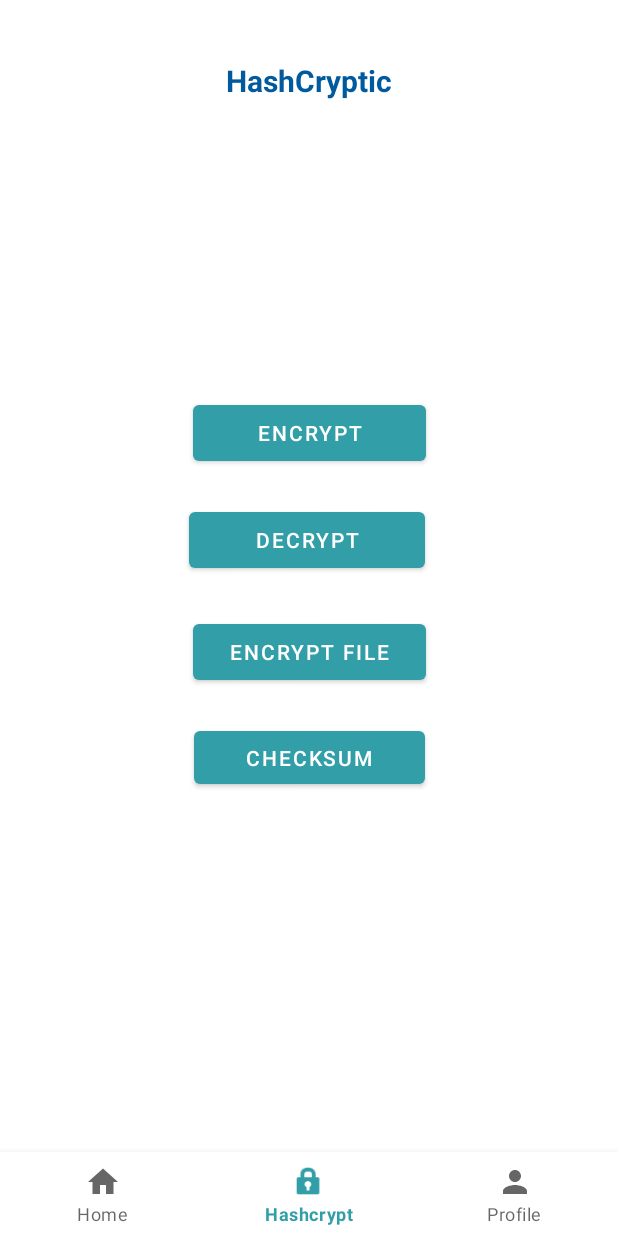
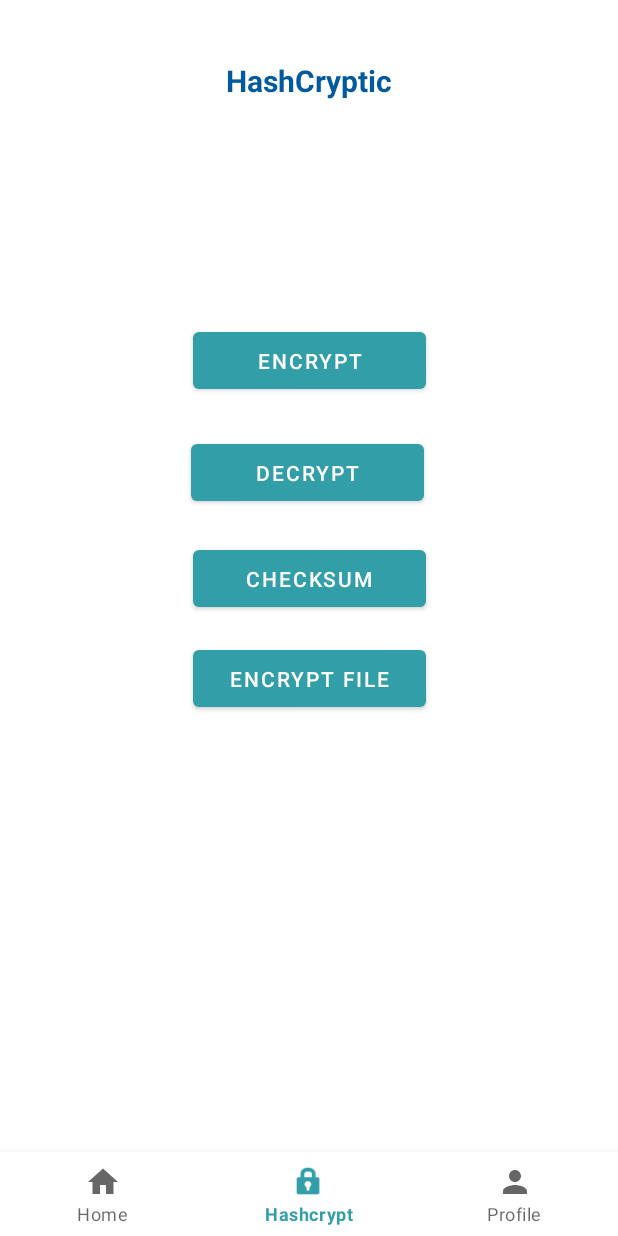
Before and after one commit to panosbabo/HashCryptic, an Android app: the screen it shows after launch (MainActivity), item 2 of the bottom bar chosen, on a phone screen of 412 x 824 dp. Run offline under Robolectric (Android 15) with nearby library versions, the phone set to English and light mode, and no system bars; our stand-ins replace Room's generated code.

Commit message:
Re-aligned HashCrypt Buttons & Removed redundant imports

```diff
--- a/app/src/main/java/com/example/hashcryptic/DecryptText.java
+++ b/app/src/main/java/com/example/hashcryptic/DecryptText.java
@@ -10,9 +10,7 @@ import android.widget.Button;
 import android.widget.EditText;
 import android.widget.TextView;
 import android.widget.Toast;
-
 import androidx.appcompat.app.AppCompatActivity;
-
 import com.example.hashcryptic.db.HashDatabase;
 
 public class DecryptText extends AppCompatActivity {
--- a/app/src/main/java/com/example/hashcryptic/EncryptText.java
+++ b/app/src/main/java/com/example/hashcryptic/EncryptText.java
@@ -1,7 +1,6 @@
 package com.example.hashcryptic;
 
 import androidx.appcompat.app.AppCompatActivity;
-
 import android.annotation.SuppressLint;
 import android.content.ClipData;
 import android.content.ClipboardManager;
@@ -17,7 +16,6 @@ import android.widget.EditText;
 import android.widget.Spinner;
 import android.widget.TextView;
 import android.widget.Toast;
-
 import com.example.hashcryptic.db.Hash;
 import com.example.hashcryptic.db.HashDatabase;
 import com.example.hashcryptic.hashtypes.*;
--- a/app/src/main/java/com/example/hashcryptic/MainActivity.java
+++ b/app/src/main/java/com/example/hashcryptic/MainActivity.java
@@ -21,10 +21,6 @@ public class MainActivity extends AppCompatActivity {
         // Inflating an activity main binding that will allow the use of a bottom nav bar
         binding = ActivityMainBinding.inflate(getLayoutInflater());
         setContentView(binding.getRoot());
-
-//        FragmentTransaction fragmentTransaction = getSupportFragmentManager().beginTransaction();
-//        fragmentTransaction.add(R.id.frame_layout, new profile_editing());
-//        fragmentTransaction.commit();
 
         // Setting home page fragment as the main page after the main activity is initialized
         changeScreen(new HomePage());
--- a/app/src/main/java/com/example/hashcryptic/ProfilePage.java
+++ b/app/src/main/java/com/example/hashcryptic/ProfilePage.java
@@ -9,7 +9,6 @@ import com.example.hashcryptic.db.ProfileDatabase;
 import android.content.Intent;
 import android.os.Bundle;
 import android.widget.Button;
-import android.widget.ImageView;
 import androidx.annotation.Nullable;
 import androidx.fragment.app.Fragment;
 
@@ -65,18 +64,6 @@ public class ProfilePage extends Fragment {
 
         // Inflate the layout for this fragment
         View profView = inflater.inflate(R.layout.fragment_profile_page, container, false);
-        // User image is initialized
-        ImageView userView = (ImageView) profView.findViewById(R.id.userimage2);
-
-        // TODO: correct the nullity when fetching image from activity
-        // User image fetched from Profile Editing page
-//        if(usr_avatar == null) {
-//            userView.setImageResource(R.drawable.small_icon);
-//        }
-//        else {
-//            usr_avatar = getArguments().getParcelable("userImage");
-//            userView.setImageURI(usr_avatar);
-//        }
 
         // Calling database from Profile database
         ProfileDatabase db  = ProfileDatabase.getDbInstance(this.getContext());
--- a/app/src/main/java/com/example/hashcryptic/StoredValuesAdapter.java
+++ b/app/src/main/java/com/example/hashcryptic/StoredValuesAdapter.java
@@ -8,15 +8,12 @@ import android.view.LayoutInflater;
 import android.view.View;
 import android.view.ViewGroup;
 import android.widget.Button;
-import android.widget.ImageView;
 import android.widget.TextView;
 import android.widget.Toast;
 import androidx.annotation.NonNull;
 import androidx.recyclerview.widget.RecyclerView;
-
 import com.example.hashcryptic.db.Hash;
 import com.example.hashcryptic.db.HashDatabase;
-
 import java.util.List;
 
 public class StoredValuesAdapter extends RecyclerView.Adapter<HashLT> {
--- a/app/src/main/java/com/example/hashcryptic/db/Hash.java
+++ b/app/src/main/java/com/example/hashcryptic/db/Hash.java
@@ -1,6 +1,5 @@
 package com.example.hashcryptic.db;
 
-import androidx.annotation.NonNull;
 import androidx.room.ColumnInfo;
 import androidx.room.Entity;
 import androidx.room.PrimaryKey;
--- a/app/src/main/java/com/example/hashcryptic/hashtypes/enc_MD5.java
+++ b/app/src/main/java/com/example/hashcryptic/hashtypes/enc_MD5.java
@@ -1,4 +1,5 @@
 package com.example.hashcryptic.hashtypes;
+
 import java.security.MessageDigest;
 import java.security.NoSuchAlgorithmException;
 
--- a/app/src/main/java/com/example/hashcryptic/hashtypes/enc_SHA1.java
+++ b/app/src/main/java/com/example/hashcryptic/hashtypes/enc_SHA1.java
@@ -1,4 +1,5 @@
 package com.example.hashcryptic.hashtypes;
+
 import java.security.MessageDigest;
 import java.security.NoSuchAlgorithmException;
 
--- a/app/src/main/java/com/example/hashcryptic/hashtypes/enc_SHA256.java
+++ b/app/src/main/java/com/example/hashcryptic/hashtypes/enc_SHA256.java
@@ -1,4 +1,5 @@
 package com.example.hashcryptic.hashtypes;
+
 import java.security.MessageDigest;
 import java.security.NoSuchAlgorithmException;
 
--- a/app/src/main/java/com/example/hashcryptic/hashtypes/enc_SHA512.java
+++ b/app/src/main/java/com/example/hashcryptic/hashtypes/enc_SHA512.java
@@ -1,4 +1,5 @@
 package com.example.hashcryptic.hashtypes;
+
 import java.security.MessageDigest;
 import java.security.NoSuchAlgorithmException;
 
--- a/app/src/main/res/layout/activity_main.xml
+++ b/app/src/main/res/layout/activity_main.xml
@@ -6,7 +6,6 @@
     android:layout_width="match_parent"
     android:layout_height="match_parent"
     tools:context=".MainActivity">
-<!--    android:background="@drawable/main_header_selector">-->
 
     <FrameLayout
         android:id="@+id/frame_layout"
--- a/app/src/main/res/layout/fragment_encrypt_decrypt.xml
+++ b/app/src/main/res/layout/fragment_encrypt_decrypt.xml
@@ -6,7 +6,6 @@
     android:layout_height="match_parent"
     tools:context=".EncryptPage">
 
-    <!-- TODO: Update blank fragment layout -->
     <TextView
         android:layout_width="match_parent"
         android:layout_height="match_parent"
@@ -24,8 +23,8 @@
 
         <Button
             android:id="@+id/decryptBtn"
-            android:layout_width="157dp"
-            android:layout_height="49dp"
+            android:layout_width="155dp"
+            android:layout_height="50dp"
             android:text="Decrypt"
             app:layout_constraintBottom_toBottomOf="parent"
             app:layout_constraintEnd_toEndOf="parent"
@@ -36,40 +35,38 @@
 
         <Button
             android:id="@+id/chksumBtn"
-            android:layout_width="154dp"
-            android:layout_height="47dp"
+            android:layout_width="155dp"
+            android:layout_height="50dp"
             android:text="Checksum"
             app:layout_constraintBottom_toBottomOf="parent"
             app:layout_constraintEnd_toEndOf="parent"
             app:layout_constraintHorizontal_bias="0.501"
             app:layout_constraintStart_toStartOf="parent"
             app:layout_constraintTop_toBottomOf="@+id/decryptBtn"
-            app:layout_constraintVertical_bias="0.288" />
-
-
+            app:layout_constraintVertical_bias="0.054" />
 
         <Button
             android:id="@+id/encryptBtn"
             android:layout_width="155dp"
-            android:layout_height="49dp"
+            android:layout_height="50dp"
             android:text="Encrypt"
+            app:layout_constraintBottom_toBottomOf="parent"
+            app:layout_constraintEnd_toEndOf="parent"
+            app:layout_constraintStart_toStartOf="parent"
+            app:layout_constraintTop_toTopOf="parent"
+            app:layout_constraintVertical_bias="0.300" />
+
+        <Button
+            android:id="@+id/encryptFileBtn"
+            android:layout_width="155dp"
+            android:layout_height="50dp"
+            android:text="Encrypt File"
             app:layout_constraintBottom_toBottomOf="parent"
             app:layout_constraintEnd_toEndOf="parent"
             app:layout_constraintHorizontal_bias="0.501"
             app:layout_constraintStart_toStartOf="parent"
-            app:layout_constraintTop_toTopOf="parent"
-            app:layout_constraintVertical_bias="0.367" />
-
-        <Button
-            android:id="@+id/encryptFileBtn"
-            android:layout_width="155dp"
-            android:layout_height="49dp"
-            android:text="Encrypt File"
-            app:layout_constraintBottom_toTopOf="@+id/chksumBtn"
-            app:layout_constraintEnd_toEndOf="parent"
-            app:layout_constraintStart_toStartOf="parent"
-            app:layout_constraintTop_toBottomOf="@+id/decryptBtn"
-            app:layout_constraintVertical_bias="0.54" />
+            app:layout_constraintTop_toBottomOf="@+id/chksumBtn"
+            app:layout_constraintVertical_bias="0.054" />
 
     </androidx.constraintlayout.widget.ConstraintLayout>
 
--- a/app/src/main/res/layout/fragment_home_page.xml
+++ b/app/src/main/res/layout/fragment_home_page.xml
@@ -5,12 +5,6 @@
     android:layout_width="match_parent"
     android:layout_height="match_parent"
     tools:context=".HomePage">
-
-
-<!--    <LinearLayout-->
-<!--        android:layout_width="match_parent"-->
-<!--        android:layout_height="match_parent"-->
-<!--        android:orientation="vertical"></LinearLayout>-->
 
     <androidx.constraintlayout.widget.ConstraintLayout
         android:layout_width="match_parent"
--- a/app/src/main/res/layout/fragment_profile_page.xml
+++ b/app/src/main/res/layout/fragment_profile_page.xml
@@ -5,8 +5,6 @@
     android:layout_width="match_parent"
     android:layout_height="match_parent"
     tools:context=".ProfilePage">
-
-    <!-- TODO: Update blank fragment layout -->
 
     <ScrollView
         android:id="@+id/scrollview_prof"
@@ -44,7 +42,7 @@
                     </androidx.constraintlayout.widget.ConstraintLayout>
 
                     <com.google.android.material.imageview.ShapeableImageView
-                        android:id="@+id/userimage2"
+                        android:id="@+id/appimage"
                         android:layout_width="150dp"
                         android:layout_height="170dp"
                         android:layout_marginTop="30dp"
@@ -71,7 +69,7 @@
                         android:textStyle="bold"
                         app:layout_constraintEnd_toEndOf="@+id/constraintLayout"
                         app:layout_constraintStart_toStartOf="@+id/constraintLayout"
-                        app:layout_constraintTop_toBottomOf="@+id/userimage2" />
+                        app:layout_constraintTop_toBottomOf="@+id/appimage" />
 
                     <TextView
                         android:id="@+id/emailuser"
```
Also changed, not shown: app/src/main/java/com/example/hashcryptic/Checksum.java (+0 -16 lines), app/src/main/java/com/example/hashcryptic/EncryptPage.java (+0 -15 lines), app/src/main/java/com/example/hashcryptic/HomePage.java (+0 -7 lines), app/src/main/java/com/example/hashcryptic/MyStoredHashValues.java (+0 -8 lines), app/src/main/java/com/example/hashcryptic/ProfileEditing.java (+0 -13 lines).
